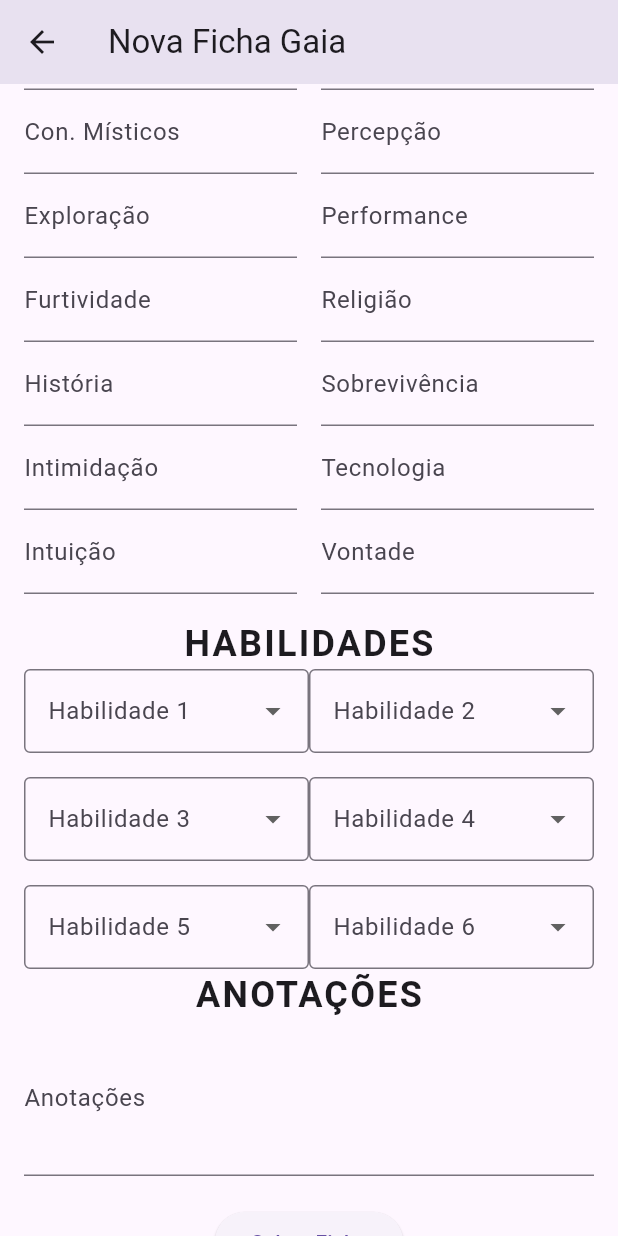
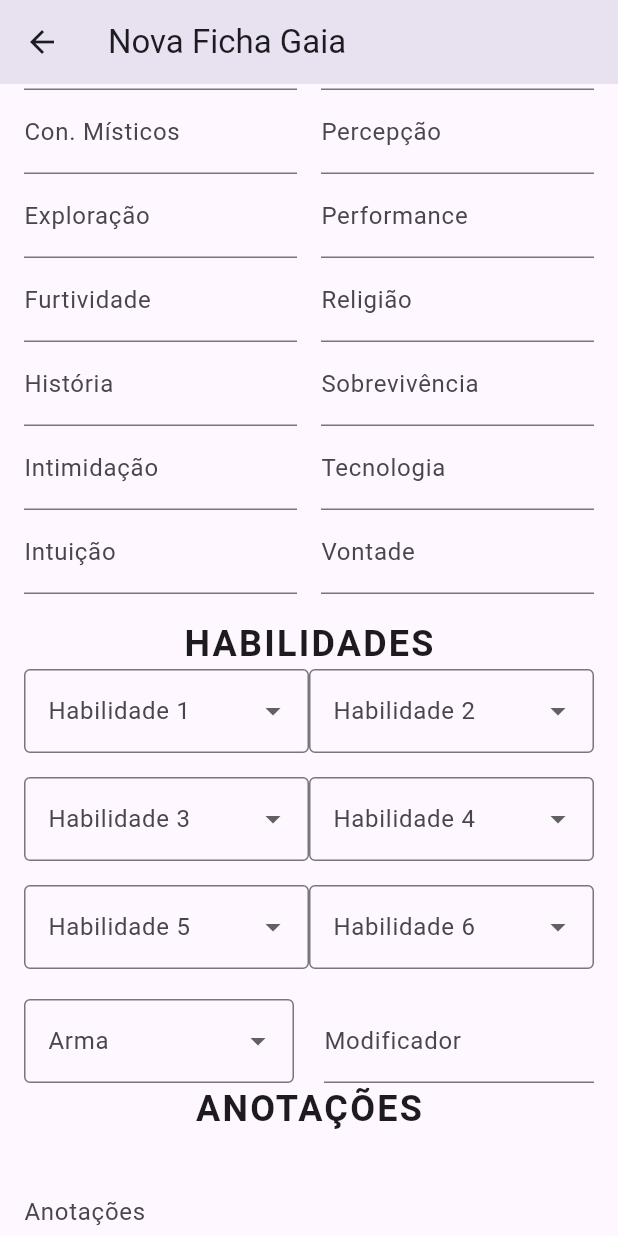
Before and after one commit to ddr3FR/App-para-fichas-de-rpg, a Flutter app: the NewCharacterSheetGaiaScreen screen opened directly, scrolled down 576 dp, on a phone screen of 412 x 824 dp. Run offline on Flutter 3.47's test engine with Material 3 defaults, Android fonts, the phone set to English and light mode, and no system bars; our stand-ins replace cloud_firestore, firebase_core, shared_preferences; missing offline and left inert: flutter_pdfview; accounts and stored records are empty; generated files the repository leaves out were written again.

```diff
--- a/lib/models/character_sheet.dart
+++ b/lib/models/character_sheet.dart
@@ -345,6 +345,52 @@ class Habilidades {
   ];
 
 }
+class Armas{
+  List<String> armas = [
+    // Armamentos Leves
+    'Adagas(Dex)',
+    'Maças(Brut)',
+    'Machados Leves(Brut)',
+    'Espadas Curtas(Dex ou Brut)',
+
+    // Armamentos Pesados
+    'Lanças(Brut ou Dex)',
+    'Martelos de Guerra(Brut)',
+    'Machados Pesados(Brut)',
+    'Espadas Longas(Brut ou Dex)',
+
+    // Armamentos à Distância
+    'Revólveres(Dex)',
+    'Bestas Pequenas(Dex)',
+    'Arcos(Dex)',
+    'Mosquetes(Dex)',
+    'Bestas Grandes(Dex)',
+
+    // Armamentos Mágicos
+    'Berloques de Energia(Arca)',
+    'Catalisadores Místicos(Arca)',
+
+    // Armamentos Especiais
+    'Armas de Punho(-)'
+  ];
+}
+final Map<String, int> weaponBaseDamage = {
+  'Adagas(Dex)': 2,
+  'Maças(Brut)': 2,
+  'Machados Leves(Brut)': 3,
+  'Espadas Curtas(Dex ou Brut)': 3,
+  'Lanças(Brut ou Dex)': 4,
+  'Martelos de Guerra(Brut)': 4,
+  'Machados Pesados(Brut)': 5,
+  'Espadas Longas(Brut ou Dex)': 5,
+  'Revólveres(Dex)' : 3,
+  'Bestas Pequenas(Dex)' : 2,
+  'Arcos(Dex)' : 4,
+  'Mosquetes(Dex)': 6,
+  'Bestas Grandes(Dex)': 5,
+  'Berloques de Energia(Arca)': 2,
+  'Catalisadores Místicos(Arca)': 4,
+};
 
 class CharacterSheetGaia extends CharacterSheetUniveresal {
   final String legado, habilidade1, habilidade2, habilidade3, habilidade4, habilidade5, habilidade6;
@@ -356,6 +402,8 @@ class CharacterSheetGaia extends CharacterSheetUniveresal {
   final int brutalidade;
   final int destreza;
   final int agilidade;
+  final String arma;
+  final int danoArma;
   CharacterSheetGaia({
     required this.legado,
     required this.habilidade1,
@@ -390,6 +438,8 @@ class CharacterSheetGaia extends CharacterSheetUniveresal {
     required this.tecnologia,
     required this.intuicao,
     required this.vontade,
+    required this.arma,
+    required this.danoArma,
     required String nome,
     required String anotacoes,
     required int nivel,
@@ -413,6 +463,7 @@ class CharacterSheetGaia extends CharacterSheetUniveresal {
   final int tecnologia;
   final int intuicao;
   final int vontade;
+
 
   factory CharacterSheetGaia.fromMap(Map<String, dynamic> map) {
     return CharacterSheetGaia(
@@ -452,6 +503,8 @@ class CharacterSheetGaia extends CharacterSheetUniveresal {
       intuicao: parseInt(map['intuicao'], defaultValue: 0),
       vontade: parseInt(map['vontade'], defaultValue: 0),
       anotacoes: map['anotacoes'] ?? '',
+      arma: map['arma']??'',
+      danoArma: parseInt(map['danoArma'], defaultValue: 0),
     );
   }
 
@@ -493,6 +546,8 @@ class CharacterSheetGaia extends CharacterSheetUniveresal {
       'tecnologia': tecnologia,
       'intuicao': intuicao,
       'vontade': vontade,
+      'arma' : arma,
+      'danoArma' : danoArma,
       'anotacoes': anotacoes,
     };
   }
--- a/lib/screens/character_sheet_details_screen.dart
+++ b/lib/screens/character_sheet_details_screen.dart
@@ -58,6 +58,7 @@ class CharacterSheetDetailsScreen extends StatelessWidget {
         _buildInfoRow("PE", gaia.pe.toString()),
         _buildInfoRow("Movimentação", gaia.movimentacao.toString()),
         _buildInfoRow("Bloqueio", gaia.bloqueio.toString()),
+        _buildInfoRow("${gaia.arma}", gaia.danoArma.toString()),
       ]);
     }
 
--- a/lib/screens/new_character_sheet_gaia_screen.dart
+++ b/lib/screens/new_character_sheet_gaia_screen.dart
@@ -24,6 +24,8 @@ class _NewCharacterSheetGaiaScreenState extends State<NewCharacterSheetGaiaScree
   String? _selectedHabilidade4;
   String? _selectedHabilidade5;
   String? _selectedHabilidade6;
+  String? _selectedArma;
+  final _danoArmaController = TextEditingController();
   final _vidaController = TextEditingController();
   final _peController = TextEditingController();
   final _movimentacaoController = TextEditingController();
@@ -59,6 +61,13 @@ class _NewCharacterSheetGaiaScreenState extends State<NewCharacterSheetGaiaScree
       _nomeController.text = widget.sheet!.nome;
       _nivelController.text = widget.sheet!.nivel.toString();
       _selectedLegado = widget.sheet!.legado;
+      _selectedHabilidade1 = widget.sheet!.habilidade1.isNotEmpty ? widget.sheet!.habilidade1 : null;
+      _selectedHabilidade2 = widget.sheet!.habilidade2.isNotEmpty ? widget.sheet!.habilidade2 : null;
+      _selectedHabilidade3 = widget.sheet!.habilidade3.isNotEmpty ? widget.sheet!.habilidade3 : null;
+      _selectedHabilidade4 = widget.sheet!.habilidade4.isNotEmpty ? widget.sheet!.habilidade4 : null;
+      _selectedHabilidade5 = widget.sheet!.habilidade5.isNotEmpty ? widget.sheet!.habilidade5 : null;
+      _selectedHabilidade6 = widget.sheet!.habilidade6.isNotEmpty ? widget.sheet!.habilidade6 : null;
+      _selectedArma = widget.sheet!.arma.isNotEmpty ? widget.sheet!.arma : null;
       _vidaController.text = widget.sheet!.vida.toString();
       _peController.text = widget.sheet!.pe.toString();
       _movimentacaoController.text =
@@ -87,6 +96,7 @@ class _NewCharacterSheetGaiaScreenState extends State<NewCharacterSheetGaiaScree
       _tecnologiaController.text = widget.sheet!.tecnologia.toString();
       _intuicaoController.text = widget.sheet!.intuicao.toString();
       _vontadeController.text = widget.sheet!.vontade.toString();
+      _danoArmaController.text = widget.sheet!.danoArma.toString();
       _anotacoesController.text = widget.sheet!.anotacoes;
     }
   }
@@ -122,6 +132,7 @@ class _NewCharacterSheetGaiaScreenState extends State<NewCharacterSheetGaiaScree
     _intuicaoController.dispose();
     _vontadeController.dispose();
     _anotacoesController.dispose();
+    _danoArmaController.dispose();
     super.dispose();
   }
 
@@ -137,6 +148,8 @@ class _NewCharacterSheetGaiaScreenState extends State<NewCharacterSheetGaiaScree
       habilidade4: _selectedHabilidade4??'',
       habilidade5: _selectedHabilidade5??'',
       habilidade6: _selectedHabilidade6??'',
+      arma: _selectedArma??'',
+      danoArma: int.tryParse(_danoArmaController.text)?? 0,
       vida: int.tryParse(_vidaController.text) ?? 1,
       pe: int.tryParse(_peController.text) ?? 1,
       movimentacao: int.tryParse(_movimentacaoController.text) ?? 1,
@@ -534,6 +547,41 @@ class _NewCharacterSheetGaiaScreenState extends State<NewCharacterSheetGaiaScree
                   ),
                 ],
               ),
+              const SizedBox(height: 20),
+              Row(
+                children: [
+                  Expanded(child:
+                    DropdownButtonFormField<String>(
+                      value: _selectedArma,
+                      decoration: const InputDecoration(
+                        labelText: 'Arma',
+                        border: OutlineInputBorder(),
+                      ),
+
+                      isExpanded: true,
+                      icon: const Icon(Icons.arrow_drop_down),
+                      elevation: 16,
+                      style: TextStyle(
+                        color: Theme.of(context).textTheme.bodyLarge?.color,
+                        fontSize: 16,
+                      ),
+                      items: Armas().armas
+                          .map((armas) => DropdownMenuItem<String>(
+                                value: armas,
+                                child: Text(armas),
+                              ))
+                          .toList(),
+                      onChanged: (value) {
+                        setState(() {
+                          _selectedArma = value;
+                        });
+                      },
+                    ),
+                  ),
+                  const SizedBox(width: 20),
+                  Expanded(child: _buildNumberField(_danoArmaController, 'Modificador'),)
+                ],
+              ),
               Text(
                 'ANOTAÇÕES',
                 style: TextStyle(
@@ -561,6 +609,8 @@ class _NewCharacterSheetGaiaScreenState extends State<NewCharacterSheetGaiaScree
                       habilidade4: _selectedHabilidade4??'',
                       habilidade5: _selectedHabilidade5??'',
                       habilidade6: _selectedHabilidade6??'',
+                      arma: _selectedArma??'',
+                      danoArma: int.tryParse(_danoArmaController.text)?? 0,
                       nivel: int.tryParse(_nivelController.text) ?? 1,
                       vida: int.tryParse(_vidaController.text) ?? 1,
                       pe: int.tryParse(_peController.text) ?? 1,
--- a/lib/screens/new_character_sheet_screen.dart
+++ b/lib/screens/new_character_sheet_screen.dart
@@ -632,7 +632,7 @@ class _NewCharacterSheetScreenState extends State<NewCharacterSheetScreen> {
                 endIndent: 0,
               ),
               Text(
-                'Peronalidade e Outros',
+                'Personalidade e Outros',
                 style: TextStyle(
                   fontSize: 18,
                   fontWeight: FontWeight.bold,
```
Also changed, not shown: lib/screens/character_sheet_list_screen.dart (+23 -1 lines), lib/screens/master_page.dart (added).
